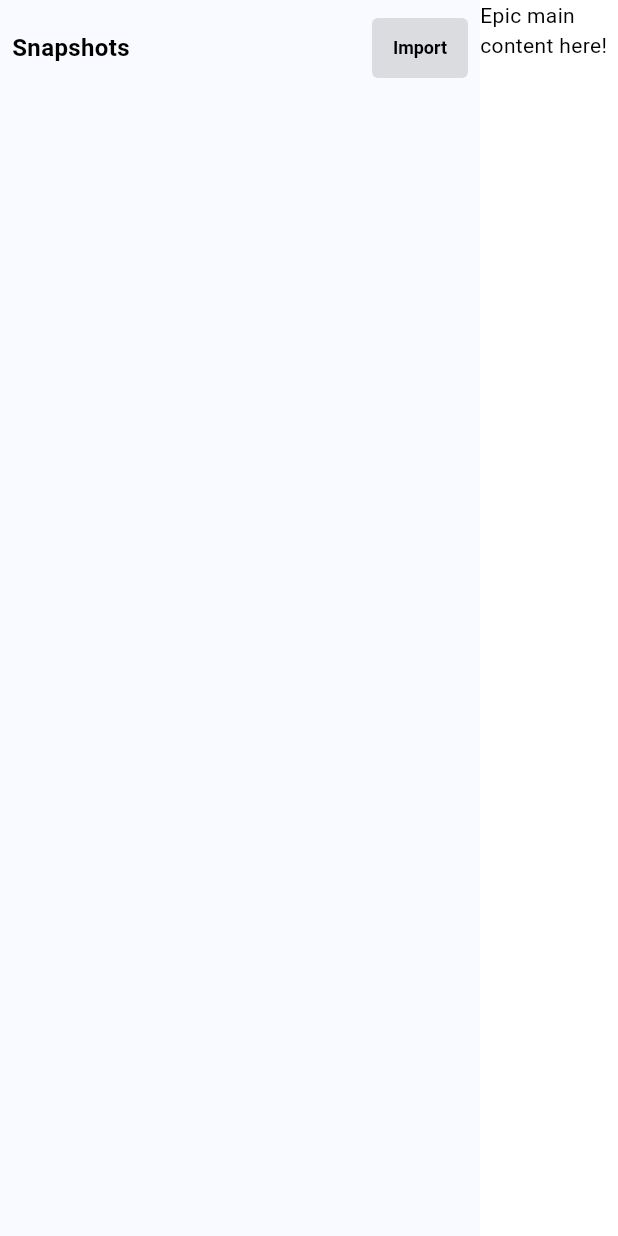
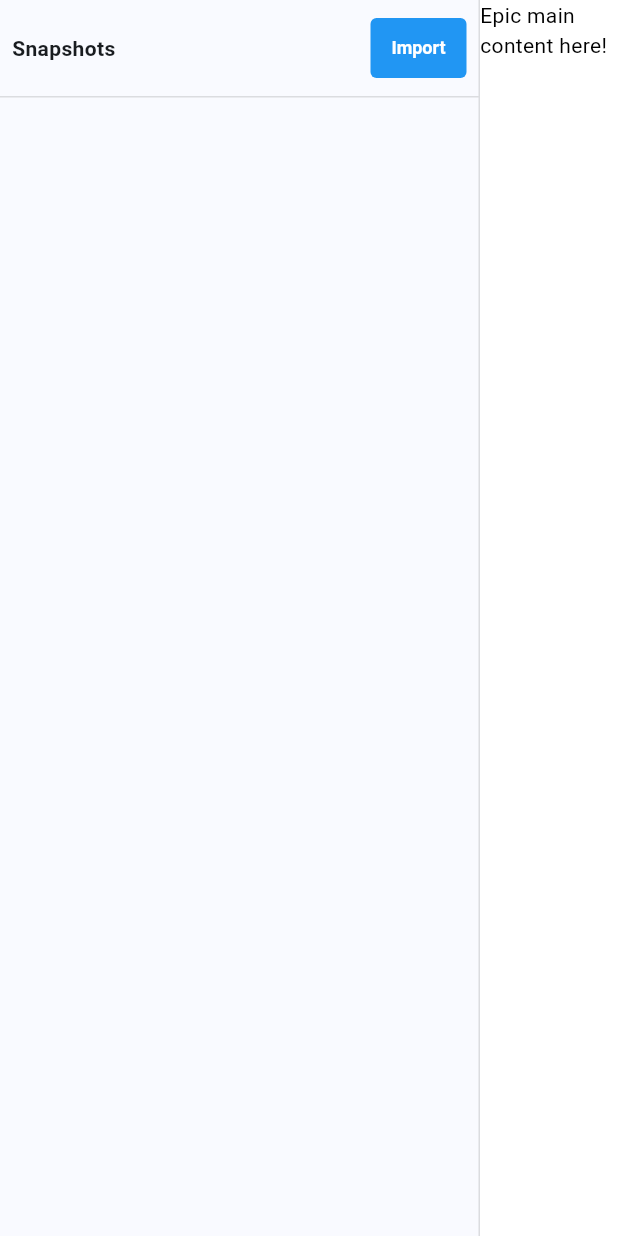
Before and after one commit to EddieAbbondanzio/MEMLASER, a Flutter app: the screen it shows after launch, on a phone screen of 412 x 824 dp. Run offline on Flutter 3.47's test engine with Material 3 defaults, Android fonts, the phone set to English and light mode, and no system bars; our stand-ins replace file_picker; generated files the repository leaves out were written again; network calls fail; statements that could not run were skipped.

Commit message:
Add some border to sidebar

```diff
--- a/app/lib/src/editor/sidebar/sidebar.dart
+++ b/app/lib/src/editor/sidebar/sidebar.dart
@@ -4,6 +4,9 @@ import 'package:memlaser/src/editor/sidebar/sidebar_header.dart';
 import 'package:memlaser/src/editor/sidebar/sidebar_snapshot.dart';
 
 import 'package:provider/provider.dart';
+
+const sidebarWidthPX = 320.0;
+const sidebarBorder = Colors.black12;
 
 class EditorSidebar extends StatelessWidget {
   const EditorSidebar({super.key});
@@ -14,8 +17,10 @@ class EditorSidebar extends StatelessWidget {
       final snapshots = api.snapshots;
 
       return Container(
-        color: Colors.white12,
-        width: 320.0,
+        decoration: const BoxDecoration(
+            color: Colors.white12,
+            border: Border(right: BorderSide(width: 1, color: sidebarBorder))),
+        width: sidebarWidthPX,
         child: Column(
           children: [
             const EditorSidebarHeader(),
--- a/app/lib/src/editor/sidebar/sidebar_header.dart
+++ b/app/lib/src/editor/sidebar/sidebar_header.dart
@@ -9,24 +9,25 @@ class EditorSidebarHeader extends StatelessWidget {
 
   @override
   Widget build(BuildContext context) {
-    return Padding(
+    return Container(
         padding: const EdgeInsets.all(8.0),
+        decoration: const BoxDecoration(
+            border:
+                Border(bottom: BorderSide(width: 1, color: Colors.black12))),
         child: Row(
             crossAxisAlignment: CrossAxisAlignment.center,
             mainAxisAlignment: MainAxisAlignment.spaceBetween,
             children: [
-              Text(
-                "Snapshots",
-                style: TextStyle(
-                    color: Colors.black,
-                    fontWeight: FontWeight.bold,
-                    fontSize: Theme.of(context).textTheme.bodyLarge?.fontSize),
-              ),
+              Text("Snapshots",
+                  style: TextStyle(
+                      fontWeight: FontWeight.bold,
+                      fontSize:
+                          Theme.of(context).textTheme.labelLarge?.fontSize)),
               FilledButton(
                   style: FilledButton.styleFrom(
                     textStyle: const TextStyle(
                         fontSize: 12.0, fontWeight: FontWeight.bold),
-                    backgroundColor: Colors.black12,
+                    backgroundColor: Colors.blue,
                     padding: const EdgeInsets.all(8.0),
                     shape: RoundedRectangleBorder(
                         borderRadius: BorderRadius.circular(4.0)),
@@ -55,7 +56,6 @@ class EditorSidebarHeader extends StatelessWidget {
                   },
                   child: const Text(
                     "Import",
-                    style: TextStyle(color: Colors.black),
                   ))
             ]));
   }
```
